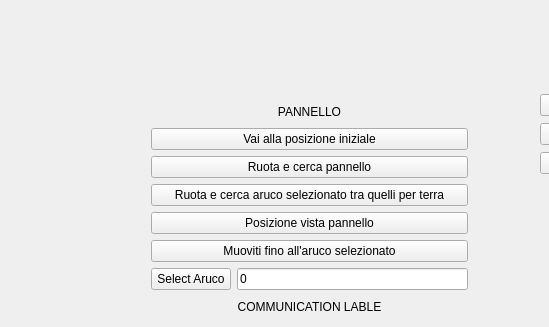
This is QT/screen_automazione.ui in zecchi98/ur10_control as Qt 5 draws it before an edit; both pictures show x 0 to 549 and y 0 to 327 of the 700 by 605 pixel window. The edited form follows.
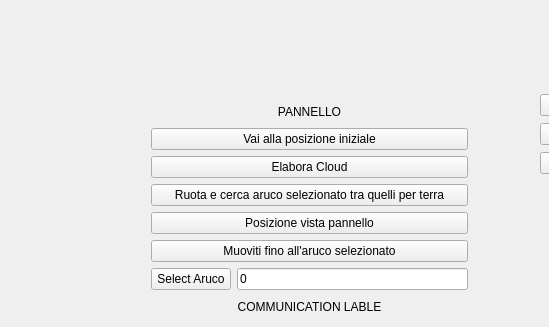
This is the edited form.

Commit message: handle_manual_cloud

Diff of the .ui file:
```diff
--- a/QT/screen_automazione.ui
+++ b/QT/screen_automazione.ui
@@ -82,7 +82,7 @@
     <item>
      <widget class="QPushButton" name="pushButton_8">
       <property name="text">
-       <string>Ruota e cerca pannello</string>
+       <string>Elabora Cloud</string>
       </property>
      </widget>
     </item>
@@ -180,7 +180,7 @@
     </item>
    </layout>
   </widget>
-  <widget class="QWidget" name="">
+  <widget class="QWidget" name="layoutWidget">
    <property name="geometry">
     <rect>
      <x>20</x>
```
Left out of the diff: 34 changed lines with no effect on the pictures. The commit also changes 7 other files.
